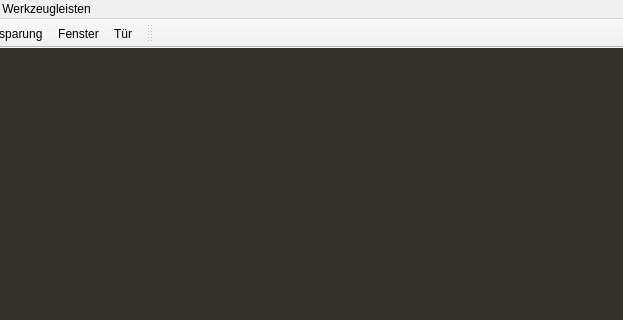
Before: the Qt Designer form mainwindow.ui in sme-gmbh/smepowercad, drawn with Qt 5; both pictures show x 222 to 845 and y 0 to 320 of the 845 by 555 pixel window.
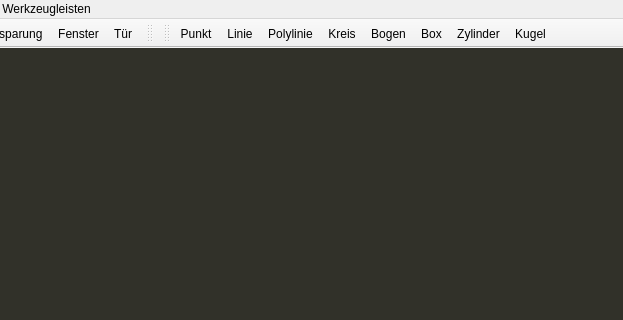
After: the same form once the commit is applied. Icons and pictures are not drawn.

Diff of the .ui file:
```diff
--- a/mainwindow.ui
+++ b/mainwindow.ui
@@ -359,6 +359,28 @@
     <bool>false</bool>
    </attribute>
   </widget>
+  <widget class="QToolBar" name="toolBarPrimitiv">
+   <property name="windowTitle">
+    <string>Grundobjekte</string>
+   </property>
+   <property name="toolButtonStyle">
+    <enum>Qt::ToolButtonIconOnly</enum>
+   </property>
+   <attribute name="toolBarArea">
+    <enum>TopToolBarArea</enum>
+   </attribute>
+   <attribute name="toolBarBreak">
+    <bool>false</bool>
+   </attribute>
+   <addaction name="actionPunkt"/>
+   <addaction name="actionLinie"/>
+   <addaction name="actionPolylinie"/>
+   <addaction name="actionKreis"/>
+   <addaction name="actionBogen"/>
+   <addaction name="actionBox"/>
+   <addaction name="actionZylinder"/>
+   <addaction name="actionKugel"/>
+  </widget>
   <action name="actionLaden">
    <property name="icon">
     <iconset theme="document-open">
@@ -571,6 +593,51 @@
     <string>Zuletzt bearbeitete Projekte</string>
    </property>
   </action>
+  <action name="actionPunkt">
+   <property name="icon">
+    <iconset resource="icons.qrc">
+     <normaloff>:/grundobjekte/icons/point.svg</normaloff>:/grundobjekte/icons/point.svg</iconset>
+   </property>
+   <property name="text">
+    <string>Punkt</string>
+   </property>
+  </action>
+  <action name="actionPolylinie">
+   <property name="icon">
+    <iconset resource="icons.qrc">
+     <normaloff>:/grundobjekte/icons/polyline.svg</normaloff>:/grundobjekte/icons/polyline.svg</iconset>
+   </property>
+   <property name="text">
+    <string>Polylinie</string>
+   </property>
+  </action>
+  <action name="actionBox">
+   <property name="icon">
+    <iconset resource="icons.qrc">
+     <normaloff>:/grundobjekte/icons/box.svg</normaloff>:/grundobjekte/icons/box.svg</iconset>
+   </property>
+   <property name="text">
+    <string>Box</string>
+   </property>
+  </action>
+  <action name="actionZylinder">
+   <property name="icon">
+    <iconset resource="icons.qrc">
+     <normaloff>:/grundobjekte/icons/cylinder.svg</normaloff>:/grundobjekte/icons/cylinder.svg</iconset>
+   </property>
+   <property name="text">
+    <string>Zylinder</string>
+   </property>
+  </action>
+  <action name="actionKugel">
+   <property name="icon">
+    <iconset resource="icons.qrc">
+     <normaloff>:/grundobjekte/icons/sphere.svg</normaloff>:/grundobjekte/icons/sphere.svg</iconset>
+   </property>
+   <property name="text">
+    <string>Kugel</string>
+   </property>
+  </action>
  </widget>
  <layoutdefault spacing="6" margin="11"/>
  <resources>
```
Left out of the diff: 6 changed lines with no effect on the pictures.
